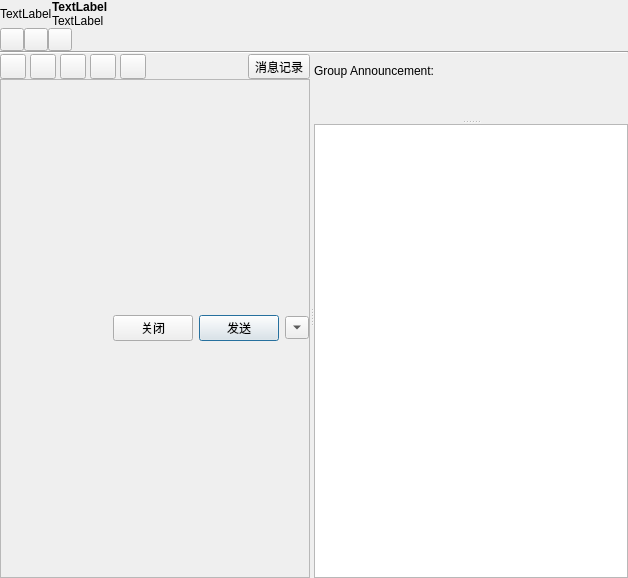
Before: the Qt Designer form src/ui/groupchatdlg.ui in zhanlangsir/Qtqq, drawn with Qt 5.
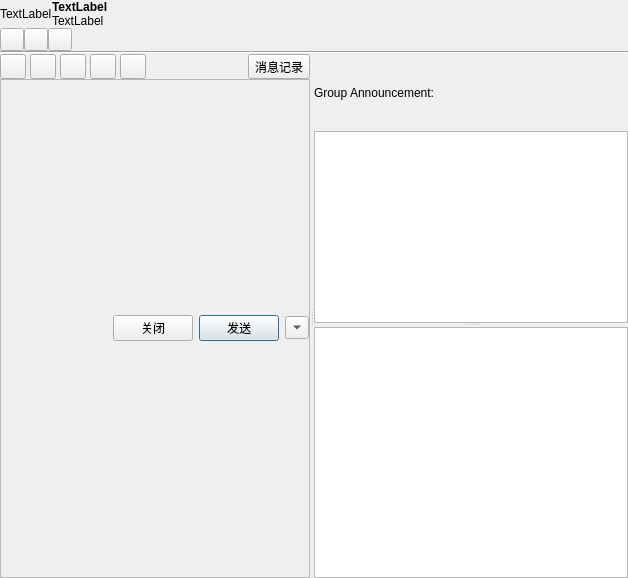
After: the same form once the commit is applied.

Patch:
```diff
--- a/src/ui/groupchatdlg.ui
+++ b/src/ui/groupchatdlg.ui
@@ -367,9 +367,21 @@
          </widget>
         </item>
         <item>
-         <widget class="QLabel" name="group_announcement">
-          <property name="text">
-           <string/>
+         <widget class="QPlainTextEdit" name="announcement">
+          <property name="sizePolicy">
+           <sizepolicy hsizetype="Expanding" vsizetype="Preferred">
+            <horstretch>0</horstretch>
+            <verstretch>0</verstretch>
+           </sizepolicy>
+          </property>
+          <property name="minimumSize">
+           <size>
+            <width>0</width>
+            <height>50</height>
+           </size>
+          </property>
+          <property name="readOnly">
+           <bool>true</bool>
           </property>
          </widget>
         </item>
```
Left out of the diff: 2 changed lines with no effect on the pictures.
